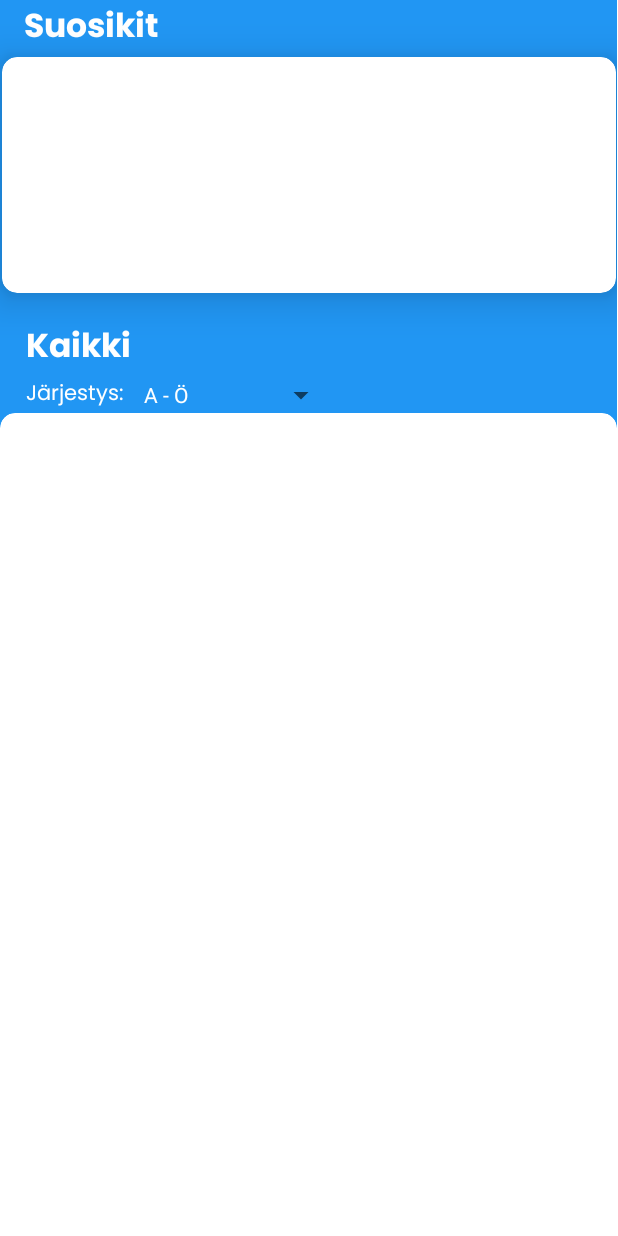
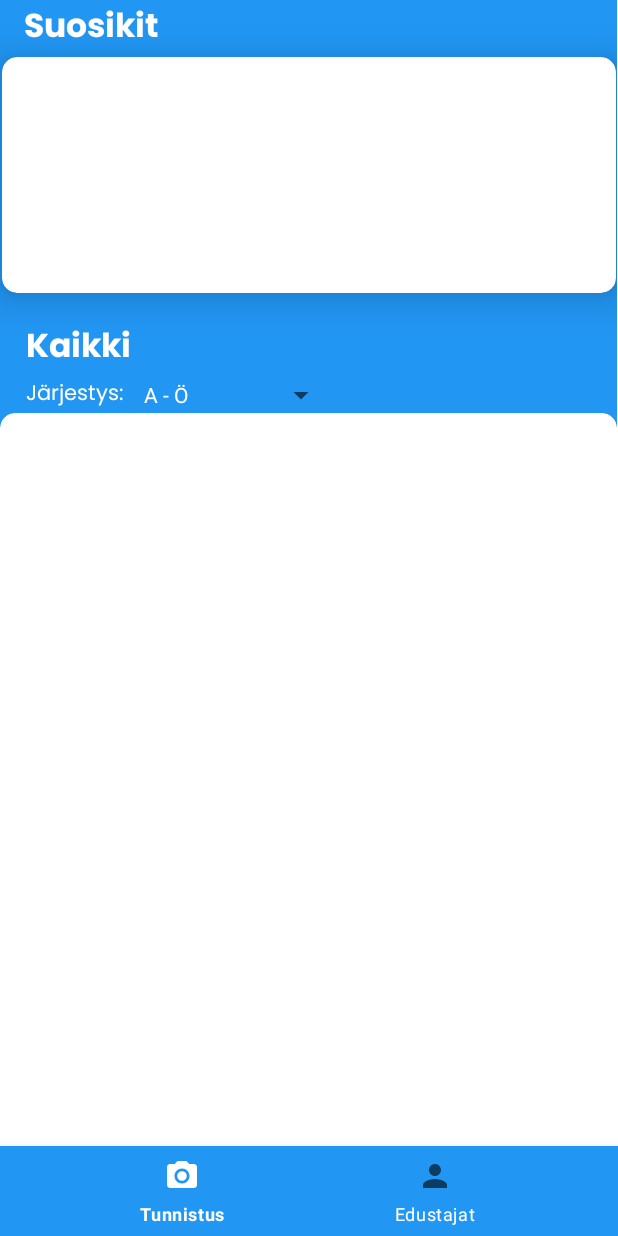
Before and after one commit to tuoku/eduskunta, an Android app: the screen it shows after launch (MainActivity), on a phone screen of 412 x 824 dp. Run offline under Robolectric (Android 15) with nearby library versions, the phone set to English and light mode, and no system bars; our stand-ins replace Room's generated code, data binding; Roboto replaces fonts that are not available here; 6 statements that could not run were skipped.

Commit message:
added BottomNavigationView

```diff
--- a/app/build.gradle
+++ b/app/build.gradle
@@ -54,6 +54,7 @@ dependencies {
     implementation "androidx.navigation:navigation-fragment:2.3.3"
     implementation "androidx.navigation:navigation-ui:2.3.3"
     implementation "androidx.room:room-runtime:2.2.6"
+    implementation 'androidx.lifecycle:lifecycle-livedata-ktx:2.3.0'
     kapt "androidx.room:room-compiler:2.2.6"
     implementation "androidx.room:room-ktx:2.2.6"
     implementation "com.squareup.retrofit2:retrofit:$version_retrofit"
--- /dev/null
+++ b/app/src/main/java/com/tuoku/parliament/logic/viewmodels/CameraFragmentViewModel.kt
@@ -0,0 +1,7 @@
+package com.tuoku.parliament.logic.viewmodels
+
+import androidx.lifecycle.ViewModel
+
+class CameraFragmentViewModel : ViewModel() {
+    // TODO: Implement the ViewModel
+}
--- /dev/null
+++ b/app/src/main/java/com/tuoku/parliament/views/ui/CameraFragment.kt
@@ -0,0 +1,33 @@
+package com.tuoku.parliament.views.ui
+
+import androidx.lifecycle.ViewModelProvider
+import android.os.Bundle
+import androidx.fragment.app.Fragment
+import android.view.LayoutInflater
+import android.view.View
+import android.view.ViewGroup
+import com.tuoku.parliament.R
+import com.tuoku.parliament.logic.viewmodels.CameraFragmentViewModel
+
+class CameraFragment : Fragment() {
+
+    companion object {
+        fun newInstance() = CameraFragment()
+    }
+
+    private lateinit var viewModel: CameraFragmentViewModel
+
+    override fun onCreateView(
+        inflater: LayoutInflater, container: ViewGroup?,
+        savedInstanceState: Bundle?
+    ): View? {
+        return inflater.inflate(R.layout.fragment_camera, container, false)
+    }
+
+    override fun onActivityCreated(savedInstanceState: Bundle?) {
+        super.onActivityCreated(savedInstanceState)
+        viewModel = ViewModelProvider(this).get(CameraFragmentViewModel::class.java)
+        // TODO: Use the ViewModel
+    }
+
+}
--- a/app/src/main/java/com/tuoku/parliament/views/ui/MainActivity.kt
+++ b/app/src/main/java/com/tuoku/parliament/views/ui/MainActivity.kt
@@ -14,6 +14,7 @@ import androidx.navigation.NavController
 import androidx.navigation.fragment.NavHostFragment
 import androidx.recyclerview.widget.GridLayoutManager
 import androidx.recyclerview.widget.LinearLayoutManager
+import com.google.android.material.bottomnavigation.BottomNavigationView
 import com.tuoku.parliament.R
 import com.tuoku.parliament.logic.models.ParliamentMember
 import com.tuoku.parliament.logic.services.api_services.SharedPreferencesAPI
@@ -44,9 +45,23 @@ class MainActivity : AppCompatActivity() {
 
         setNav(navController)
 
+        findViewById<BottomNavigationView>(R.id.bottomNav).setOnNavigationItemSelectedListener {
+            when(it.itemId){
+                R.id.navigation_camera -> {
+                    navController.navigate(R.id.action_global_cameraFragment)
+                    true
+                }
+                R.id.navigation_members -> {
+                    navController.navigate(R.id.action_global_mainFragment)
+                    true
+                }
+                else -> false
+            }
+        }
+
     }
 //TODO: fetching resets favorites
-    suspend fun checkAndFetch(){
+    suspend  fun checkAndFetch(){
         // If members have never been fetched from API, or its been more than a week since last fetch we fetch them again
         Log.d("|||||||||||||||||||||||", SharedPreferencesAPI.getMillis().toString())
         if(System.currentTimeMillis() - SharedPreferencesAPI.getMillis() > (1000 * 60 * 60 * 24 * 7).toLong() || SharedPreferencesAPI.getMillis() == 0.toLong()){
--- /dev/null
+++ b/app/src/main/res/anim/slide_left.xml
@@ -0,0 +1,10 @@
+<?xml version="1.0" encoding="utf-8"?>
+<set xmlns:android="http://schemas.android.com/apk/res/android"
+    android:shareInterpolator="false">
+    <translate
+        android:duration="300"
+        android:fromXDelta="100%"
+        android:fromYDelta="0%"
+        android:toXDelta="0%"
+        android:toYDelta="0%" />
+</set>
--- /dev/null
+++ b/app/src/main/res/anim/slide_right.xml
@@ -0,0 +1,10 @@
+<?xml version="1.0" encoding="utf-8"?>
+<set xmlns:android="http://schemas.android.com/apk/res/android"
+    android:shareInterpolator="false">
+    <translate
+        android:duration="300"
+        android:fromXDelta="-100%"
+        android:fromYDelta="0%"
+        android:toXDelta="0%"
+        android:toYDelta="0%" />
+</set>
--- /dev/null
+++ b/app/src/main/res/anim/wait_anim.xml
@@ -0,0 +1,4 @@
+<?xml version="1.0" encoding="utf-8"?>
+<translate xmlns:android="http://schemas.android.com/apk/res/android"
+    android:duration="300">
+</translate>
--- /dev/null
+++ b/app/src/main/res/drawable/ic_baseline_camera_alt_24.xml
@@ -0,0 +1,6 @@
+<vector android:height="48dp" android:tint="#FFFFFF"
+    android:viewportHeight="24" android:viewportWidth="24"
+    android:width="48dp" xmlns:android="http://schemas.android.com/apk/res/android">
+    <path android:fillColor="@android:color/white" android:pathData="M12,12m-3.2,0a3.2,3.2 0,1 1,6.4 0a3.2,3.2 0,1 1,-6.4 0"/>
+    <path android:fillColor="@android:color/white" android:pathData="M9,2L7.17,4L4,4c-1.1,0 -2,0.9 -2,2v12c0,1.1 0.9,2 2,2h16c1.1,0 2,-0.9 2,-2L22,6c0,-1.1 -0.9,-2 -2,-2h-3.17L15,2L9,2zM12,17c-2.76,0 -5,-2.24 -5,-5s2.24,-5 5,-5 5,2.24 5,5 -2.24,5 -5,5z"/>
+</vector>
--- /dev/null
+++ b/app/src/main/res/drawable/ic_baseline_person_24.xml
@@ -0,0 +1,5 @@
+<vector android:height="48dp" android:tint="#FFFFFF"
+    android:viewportHeight="24" android:viewportWidth="24"
+    android:width="48dp" xmlns:android="http://schemas.android.com/apk/res/android">
+    <path android:fillColor="@android:color/white" android:pathData="M12,12c2.21,0 4,-1.79 4,-4s-1.79,-4 -4,-4 -4,1.79 -4,4 1.79,4 4,4zM12,14c-2.67,0 -8,1.34 -8,4v2h16v-2c0,-2.66 -5.33,-4 -8,-4z"/>
+</vector>
--- a/app/src/main/res/layout/activity_main.xml
+++ b/app/src/main/res/layout/activity_main.xml
@@ -9,13 +9,33 @@
     tools:context=".views.ui.MainActivity" >
 
 
-        <androidx.fragment.app.FragmentContainerView
-            android:id="@+id/nav_host_fragment"
-            android:name="androidx.navigation.fragment.NavHostFragment"
-            android:layout_width="match_parent"
-            android:layout_height="match_parent"
-            app:defaultNavHost="true"
-            app:navGraph="@navigation/nav_graph" />
+    <com.google.android.material.bottomnavigation.BottomNavigationView
+        android:id="@+id/bottomNav"
+        app:menu="@menu/navigation"
+        app:itemTextColor="@color/white"
+
+        android:layout_width="match_parent"
+        android:layout_height="60dp"
+        android:background="#2196F3"
+        app:layout_constraintBottom_toBottomOf="parent"
+        app:layout_constraintStart_toStartOf="parent"
+        app:layout_constraintTop_toTopOf="parent"
+        app:layout_constraintVertical_bias="1.0" />
+
+    <fragment
+        android:id="@+id/nav_host_fragment"
+        android:name="androidx.navigation.fragment.NavHostFragment"
+        android:layout_width="match_parent"
+        android:layout_height="match_parent"
+        app:defaultNavHost="true"
+        app:layout_constraintBottom_toTopOf="@+id/bottomNav"
+        app:layout_constraintEnd_toEndOf="parent"
+        app:layout_constraintStart_toStartOf="parent"
+        app:layout_constraintTop_toTopOf="parent"
+        app:layout_constraintVertical_bias="1.0"
+        app:navGraph="@navigation/nav_graph">
+
+    </fragment>
 
 
 </androidx.constraintlayout.widget.ConstraintLayout>
--- /dev/null
+++ b/app/src/main/res/layout/fragment_camera.xml
@@ -0,0 +1,20 @@
+<?xml version="1.0" encoding="utf-8"?>
+<FrameLayout xmlns:android="http://schemas.android.com/apk/res/android"
+    xmlns:tools="http://schemas.android.com/tools"
+    android:layout_width="match_parent"
+    android:layout_height="match_parent"
+    tools:context=".views.ui.CameraFragment">
+
+    <TextView
+        android:layout_width="match_parent"
+        android:layout_height="match_parent"
+        android:text="Hello" />
+
+    <androidx.constraintlayout.widget.ConstraintLayout
+        android:layout_width="match_parent"
+        android:layout_height="match_parent"
+        >
+
+    </androidx.constraintlayout.widget.ConstraintLayout>
+
+</FrameLayout>
--- /dev/null
+++ b/app/src/main/res/menu/navigation.xml
@@ -0,0 +1,12 @@
+<?xml version="1.0" encoding="utf-8"?>
+<menu xmlns:android="http://schemas.android.com/apk/res/android">
+    <item android:title="Tunnistus"
+        android:icon="@drawable/ic_baseline_camera_alt_24"
+        android:id="@+id/navigation_camera"
+        />
+    <item android:title="Edustajat"
+        android:icon="@drawable/ic_baseline_person_24"
+        android:id="@+id/navigation_members"
+        />
+
+</menu>
--- a/app/src/main/res/navigation/nav_graph.xml
+++ b/app/src/main/res/navigation/nav_graph.xml
@@ -15,6 +15,9 @@
         <action
             android:id="@+id/action_memberFragment_to_mainFragment"
             app:destination="@id/mainFragment" />
+        <action
+            android:id="@+id/action_memberFragment_to_cameraFragment"
+            app:destination="@id/cameraFragment" />
     </dialog>
     <fragment
         android:id="@+id/mainFragment"
@@ -24,5 +27,39 @@
         <action
             android:id="@+id/action_mainFragment_to_memberFragment"
             app:destination="@id/memberFragment" />
+        <action
+            android:id="@+id/action_mainFragment_to_cameraFragment"
+            app:destination="@id/cameraFragment"
+            app:enterAnim="@anim/slide_left"
+            app:exitAnim="@anim/slide_right" />
     </fragment>
+    <fragment
+        android:id="@+id/cameraFragment"
+        android:name="com.tuoku.parliament.views.ui.CameraFragment"
+        android:label="fragment_camera"
+        tools:layout="@layout/fragment_camera">
+        <action
+            android:id="@+id/action_cameraFragment_to_mainFragment"
+            app:destination="@id/mainFragment" />
+        <action
+            android:id="@+id/action_cameraFragment_to_memberFragment"
+            app:destination="@id/memberFragment" />
+    </fragment>
+    <action
+        android:id="@+id/action_global_cameraFragment"
+        app:destination="@id/cameraFragment"
+        app:enterAnim="@anim/slide_right"
+        app:exitAnim="@anim/wait_anim"
+        app:launchSingleTop="true"
+        app:popEnterAnim="@anim/wait_anim"
+        app:popExitAnim="@anim/slide_left"
+        app:popUpTo="@id/mainFragment" />
+    <action
+        android:id="@+id/action_global_mainFragment"
+        app:destination="@id/mainFragment"
+        app:enterAnim="@anim/slide_left"
+        app:exitAnim="@anim/wait_anim"
+        app:launchSingleTop="true"
+        app:popEnterAnim="@anim/wait_anim"
+        app:popExitAnim="@anim/slide_right" />
 </navigation>
--- a/app/src/main/res/values/themes.xml
+++ b/app/src/main/res/values/themes.xml
@@ -2,7 +2,7 @@
     <!-- Base application theme. -->
     <style name="Theme.Parliament" parent="Theme.MaterialComponents.DayNight.NoActionBar">
         <!-- Primary brand color. -->
-        <item name="colorPrimary">@color/purple_500</item>
+        <item name="colorPrimary">@color/white</item>
         <item name="colorPrimaryVariant">@color/purple_700</item>
         <item name="colorOnPrimary">@color/white</item>
         <!-- Secondary brand color. -->
```
